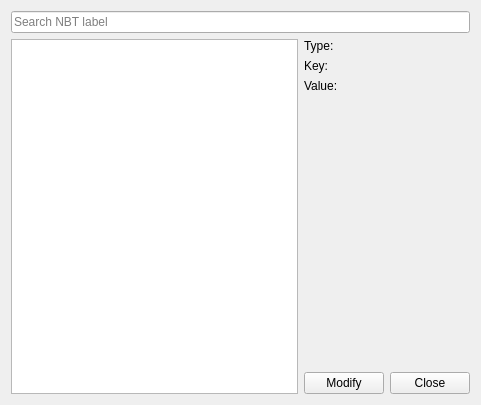
Old version of the form src/qt/nbtreaderui.ui in the repository DreamHelium/dhlrc.
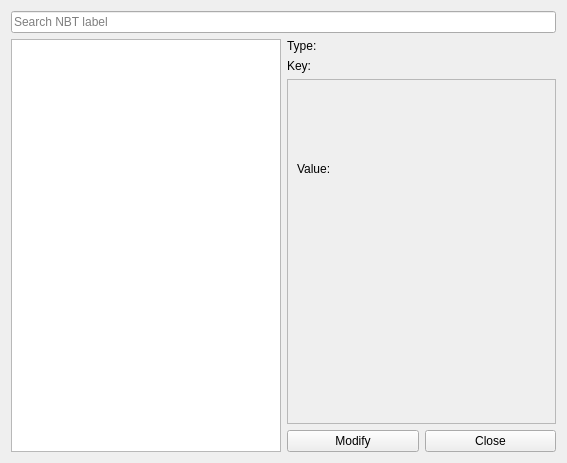
New version of the form.

What changed in the file:
```diff
--- a/src/qt/nbtreaderui.ui
+++ b/src/qt/nbtreaderui.ui
@@ -6,8 +6,8 @@
    <rect>
     <x>0</x>
     <y>0</y>
-    <width>481</width>
-    <height>405</height>
+    <width>567</width>
+    <height>463</height>
    </rect>
   </property>
   <property name="windowTitle">
@@ -69,7 +69,30 @@
             </layout>
            </item>
            <item>
-            <layout class="QHBoxLayout" name="horizontalLayout_3">
+            <layout class="QHBoxLayout" name="horizontalLayout_3"/>
+           </item>
+          </layout>
+         </item>
+         <item>
+          <widget class="QScrollArea" name="scrollArea">
+           <property name="widgetResizable">
+            <bool>true</bool>
+           </property>
+           <property name="alignment">
+            <set>Qt::AlignmentFlag::AlignLeading|Qt::AlignmentFlag::AlignLeft|Qt::AlignmentFlag::AlignTop</set>
+           </property>
+           <widget class="QWidget" name="scrollAreaWidgetContents_2">
+            <property name="geometry">
+             <rect>
+              <x>0</x>
+              <y>0</y>
+              <width>266</width>
+              <height>299</height>
+             </rect>
+            </property>
+            <layout class="QVBoxLayout" name="verticalLayout_6">
+             <item>
+              <layout class="QVBoxLayout" name="verticalLayout_5">
              <item>
               <widget class="QLabel" name="label_3">
                <property name="text">
@@ -87,19 +110,8 @@
             </layout>
            </item>
           </layout>
-         </item>
-         <item>
-          <spacer name="verticalSpacer">
-           <property name="orientation">
-            <enum>Qt::Orientation::Vertical</enum>
-           </property>
-           <property name="sizeHint" stdset="0">
-            <size>
-             <width>20</width>
-             <height>40</height>
-            </size>
-           </property>
-          </spacer>
+           </widget>
+          </widget>
          </item>
          <item>
           <layout class="QHBoxLayout" name="horizontalLayout_4">
```
Lines whose indentation alone changed are shown as unchanged.
